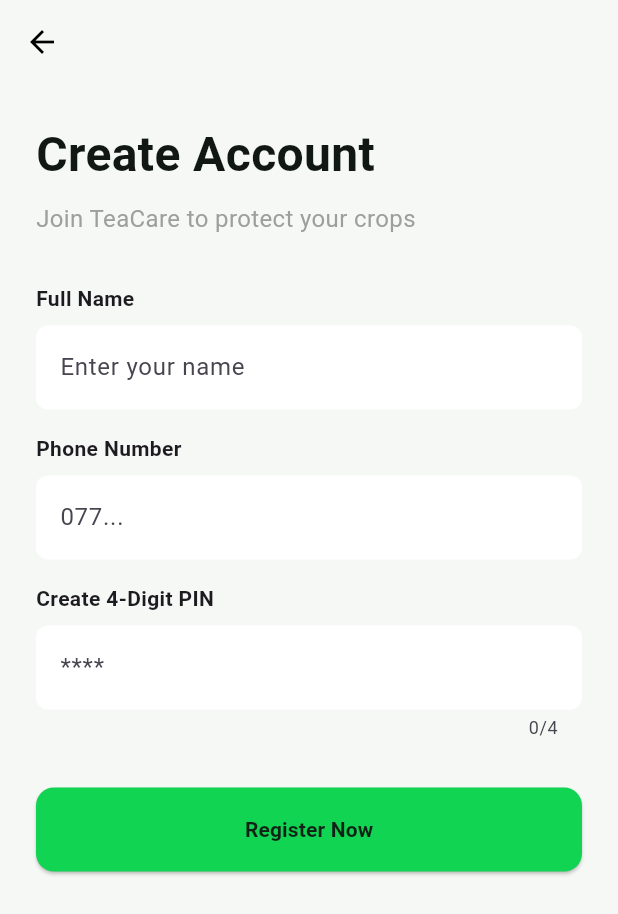
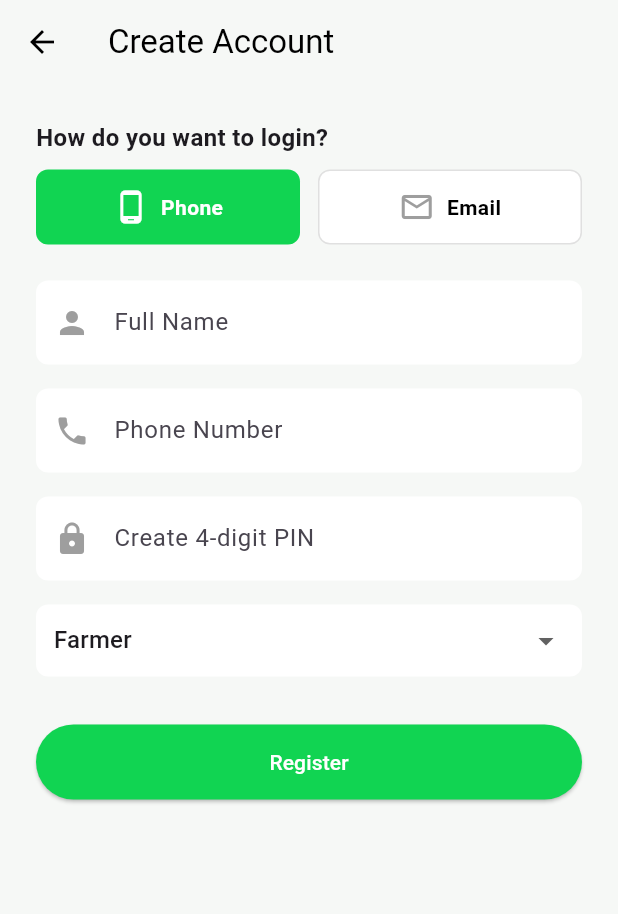
Before and after one commit to nimeshkavindu/TeaCare, a Flutter app: the RegisterScreen screen opened directly, on a phone screen of 412 x 824 dp. Shown: the top 914 px of the screen. Run offline on Flutter 3.47's test engine with Material 3 defaults, Android fonts, the phone set to English and light mode, and no system bars; our stand-ins replace image_picker, shared_preferences; accounts and stored records are empty.

Commit message:
implement role based login

```diff
--- a/teacare_app/lib/screens/home_screen.dart
+++ b/teacare_app/lib/screens/home_screen.dart
@@ -7,7 +7,7 @@ import 'history_screen.dart';
 import 'weather_screen.dart';
 import 'community_screen.dart';
 import 'profile_screen.dart';
-import 'heat_map_screen.dart'; // <--- IMPORT NEW SCREEN
+import 'heat_map_screen.dart';
 
 class HomeScreen extends StatefulWidget {
   final String userName;
--- a/teacare_app/lib/screens/register_screen.dart
+++ b/teacare_app/lib/screens/register_screen.dart
@@ -10,29 +10,37 @@ class RegisterScreen extends StatefulWidget {
 }
 
 class _RegisterScreenState extends State<RegisterScreen> {
+  // Controllers
   final TextEditingController _nameCtrl = TextEditingController();
-  final TextEditingController _phoneCtrl = TextEditingController();
-  final TextEditingController _pinCtrl = TextEditingController();
+  final TextEditingController _contactCtrl = TextEditingController();
+  final TextEditingController _secretCtrl = TextEditingController();
+
+  // State Variables
+  String _registerMethod = "Phone"; // "Phone" or "Email"
+  String _selectedRole = "Farmer";
   bool _isLoading = false;
 
+  final List<String> _roles = ["Farmer", "Researcher", "Expert"];
   final String serverUrl = "http://192.168.8.122:8000/register";
 
+  // --- LOGIC ---
   Future<void> _handleRegister() async {
-    // Validate Input
-    if (_nameCtrl.text.isEmpty ||
-        _phoneCtrl.text.isEmpty ||
-        _pinCtrl.text.length < 4) {
-      if (mounted) {
-        ScaffoldMessenger.of(
-          context,
-        ).showSnackBar(const SnackBar(content: Text("Please fill all fields")));
-      }
+    if (_nameCtrl.text.isEmpty || _contactCtrl.text.isEmpty || _secretCtrl.text.isEmpty) {
+      _showError("Please fill all fields");
       return;
     }
 
-    setState(() {
-      _isLoading = true;
-    });
+    // Validation
+    if (_registerMethod == "Phone" && _secretCtrl.text.length < 4) {
+      _showError("PIN must be at least 4 digits");
+      return;
+    }
+    if (_registerMethod == "Email" && _secretCtrl.text.length < 6) {
+      _showError("Password must be at least 6 characters");
+      return;
+    }
+
+    setState(() => _isLoading = true);
 
     try {
       final response = await http.post(
@@ -40,130 +48,107 @@ class _RegisterScreenState extends State<RegisterScreen> {
         headers: {"Content-Type": "application/json"},
         body: jsonEncode({
           "full_name": _nameCtrl.text,
-          "phone_number": _phoneCtrl.text,
-          "pin": _pinCtrl.text,
+          "contact_type": _registerMethod.toLowerCase(), // "phone" or "email"
+          "contact_value": _contactCtrl.text,
+          "secret": _secretCtrl.text,
+          "role": _selectedRole
         }),
       );
 
-      if (!mounted) return;
-
       if (response.statusCode == 200) {
-        // Success
-        ScaffoldMessenger.of(context).showSnackBar(
-          const SnackBar(
-            content: Text("Registration Successful! Please Login."),
-          ),
-        );
-        Navigator.pop(context); // Close screen
+        if (mounted) {
+          ScaffoldMessenger.of(context).showSnackBar(const SnackBar(
+            content: Text("Registered! Please Login."), backgroundColor: Colors.green));
+          Navigator.pop(context);
+        }
       } else {
-        final error = jsonDecode(response.body)['detail'];
-        ScaffoldMessenger.of(
-          context,
-        ).showSnackBar(SnackBar(content: Text("Error: $error")));
+        final data = jsonDecode(response.body);
+        _showError(data['detail'] ?? "Registration failed");
       }
     } catch (e) {
-      if (mounted) {
-        ScaffoldMessenger.of(
-          context,
-        ).showSnackBar(SnackBar(content: Text("Connection Error: $e")));
-      }
+      _showError("Connection error: $e");
     } finally {
-      if (mounted) {
-        setState(() {
-          _isLoading = false;
-        });
-      }
+      if (mounted) setState(() => _isLoading = false);
     }
+  }
+
+  void _showError(String msg) {
+    ScaffoldMessenger.of(context).showSnackBar(SnackBar(content: Text(msg), backgroundColor: Colors.red));
   }
 
   @override
   Widget build(BuildContext context) {
     return Scaffold(
       backgroundColor: const Color(0xFFF6F8F6),
-      appBar: AppBar(
-        backgroundColor: Colors.transparent,
-        elevation: 0,
-        iconTheme: const IconThemeData(color: Colors.black),
-      ),
+      appBar: AppBar(title: const Text("Create Account"), backgroundColor: Colors.transparent, elevation: 0, foregroundColor: Colors.black),
       body: SingleChildScrollView(
-        padding: const EdgeInsets.all(24),
+        padding: const EdgeInsets.all(24.0),
         child: Column(
           crossAxisAlignment: CrossAxisAlignment.start,
           children: [
-            const Text(
-              "Create Account",
-              style: TextStyle(
-                fontSize: 32,
-                fontWeight: FontWeight.bold,
-                color: Color(0xFF111813),
+            const Text("How do you want to login?", style: TextStyle(fontSize: 16, fontWeight: FontWeight.bold)),
+            const SizedBox(height: 10),
+
+            // --- METHOD TOGGLE ---
+            Row(
+              children: [
+                Expanded(child: _buildMethodButton("Phone", Icons.phone_android)),
+                const SizedBox(width: 12),
+                Expanded(child: _buildMethodButton("Email", Icons.email_outlined)),
+              ],
+            ),
+            const SizedBox(height: 24),
+
+            // --- FORM ---
+            TextField(controller: _nameCtrl, decoration: _inputDecor("Full Name", Icons.person)),
+            const SizedBox(height: 16),
+
+            // Dynamic Contact Field
+            TextField(
+              controller: _contactCtrl,
+              keyboardType: _registerMethod == "Phone" ? TextInputType.phone : TextInputType.emailAddress,
+              decoration: _inputDecor(
+                _registerMethod == "Phone" ? "Phone Number" : "Email Address",
+                _registerMethod == "Phone" ? Icons.phone : Icons.email,
               ),
             ),
-            const SizedBox(height: 8),
-            const Text(
-              "Join TeaCare to protect your crops",
-              style: TextStyle(fontSize: 16, color: Colors.grey),
+            const SizedBox(height: 16),
+
+            // Dynamic Secret Field
+            TextField(
+              controller: _secretCtrl,
+              keyboardType: _registerMethod == "Phone" ? TextInputType.number : TextInputType.text,
+              obscureText: true,
+              maxLength: _registerMethod == "Phone" ? 4 : null, // Limit PIN length visually
+              decoration: _inputDecor(
+                _registerMethod == "Phone" ? "Create 4-digit PIN" : "Create Password",
+                Icons.lock,
+              ),
+            ),
+            const SizedBox(height: 16),
+
+            // Role Dropdown
+            Container(
+              padding: const EdgeInsets.symmetric(horizontal: 12),
+              decoration: BoxDecoration(color: Colors.white, borderRadius: BorderRadius.circular(8)),
+              child: DropdownButtonHideUnderline(
+                child: DropdownButton<String>(
+                  value: _selectedRole,
+                  isExpanded: true,
+                  items: _roles.map((r) => DropdownMenuItem(value: r, child: Text(r))).toList(),
+                  onChanged: (val) => setState(() => _selectedRole = val!),
+                ),
+              ),
             ),
             const SizedBox(height: 32),
 
-            // Name Field
-            const Text(
-              "Full Name",
-              style: TextStyle(fontWeight: FontWeight.bold),
-            ),
-            const SizedBox(height: 8),
-            TextField(
-              controller: _nameCtrl,
-              decoration: _inputDecor("Enter your name"),
-            ),
-            const SizedBox(height: 16),
-
-            // Phone Field
-            const Text(
-              "Phone Number",
-              style: TextStyle(fontWeight: FontWeight.bold),
-            ),
-            const SizedBox(height: 8),
-            TextField(
-              controller: _phoneCtrl,
-              keyboardType: TextInputType.phone,
-              decoration: _inputDecor("077..."),
-            ),
-            const SizedBox(height: 16),
-
-            // PIN Field
-            const Text(
-              "Create 4-Digit PIN",
-              style: TextStyle(fontWeight: FontWeight.bold),
-            ),
-            const SizedBox(height: 8),
-            TextField(
-              controller: _pinCtrl,
-              keyboardType: TextInputType.number,
-              maxLength: 4,
-              obscureText: true,
-              decoration: _inputDecor("****"),
-            ),
-            const SizedBox(height: 32),
-
-            // Submit Button
             SizedBox(
               width: double.infinity,
-              height: 56,
+              height: 50,
               child: ElevatedButton(
                 onPressed: _isLoading ? null : _handleRegister,
-                style: ElevatedButton.styleFrom(
-                  backgroundColor: const Color(0xFF11D452),
-                  foregroundColor: const Color(0xFF102216),
-                  shape: RoundedRectangleBorder(
-                    borderRadius: BorderRadius.circular(12),
-                  ),
-                ),
-                child: _isLoading
-                    ? const CircularProgressIndicator()
-                    : const Text(
-                        "Register Now",
-                        style: TextStyle(fontWeight: FontWeight.bold),
-                      ),
+                style: ElevatedButton.styleFrom(backgroundColor: const Color(0xFF11D452), foregroundColor: Colors.white),
+                child: _isLoading ? const CircularProgressIndicator(color: Colors.white) : const Text("Register"),
               ),
             ),
           ],
@@ -172,15 +157,40 @@ class _RegisterScreenState extends State<RegisterScreen> {
     );
   }
 
-  InputDecoration _inputDecor(String hint) {
-    return InputDecoration(
-      filled: true,
-      fillColor: Colors.white,
-      hintText: hint,
-      border: OutlineInputBorder(
-        borderRadius: BorderRadius.circular(8),
-        borderSide: BorderSide.none,
+  Widget _buildMethodButton(String method, IconData icon) {
+    bool isSelected = _registerMethod == method;
+    return GestureDetector(
+      onTap: () {
+        setState(() {
+          _registerMethod = method;
+          _contactCtrl.clear();
+          _secretCtrl.clear();
+        });
+      },
+      child: Container(
+        padding: const EdgeInsets.symmetric(vertical: 12),
+        decoration: BoxDecoration(
+          color: isSelected ? const Color(0xFF11D452) : Colors.white,
+          borderRadius: BorderRadius.circular(8),
+          border: Border.all(color: isSelected ? Colors.transparent : Colors.grey.shade300),
+        ),
+        child: Row(
+          mainAxisAlignment: MainAxisAlignment.center,
+          children: [
+            Icon(icon, color: isSelected ? Colors.white : Colors.grey),
+            const SizedBox(width: 8),
+            Text(method, style: TextStyle(color: isSelected ? Colors.white : Colors.black, fontWeight: FontWeight.bold)),
+          ],
+        ),
       ),
     );
   }
+
+  InputDecoration _inputDecor(String hint, IconData icon) {
+    return InputDecoration(
+      filled: true, fillColor: Colors.white, hintText: hint, prefixIcon: Icon(icon, color: Colors.grey),
+      border: OutlineInputBorder(borderRadius: BorderRadius.circular(8), borderSide: BorderSide.none),
+      counterText: "" // Hide character counter
+    );
+  }
 }
```
Also changed, not shown: teacare_app/lib/screens/login_screen.dart (+82 -95 lines), 1 other file.
